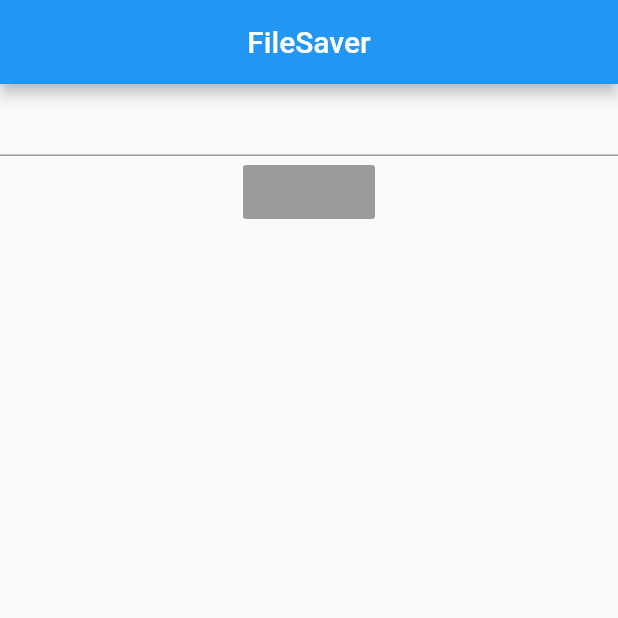
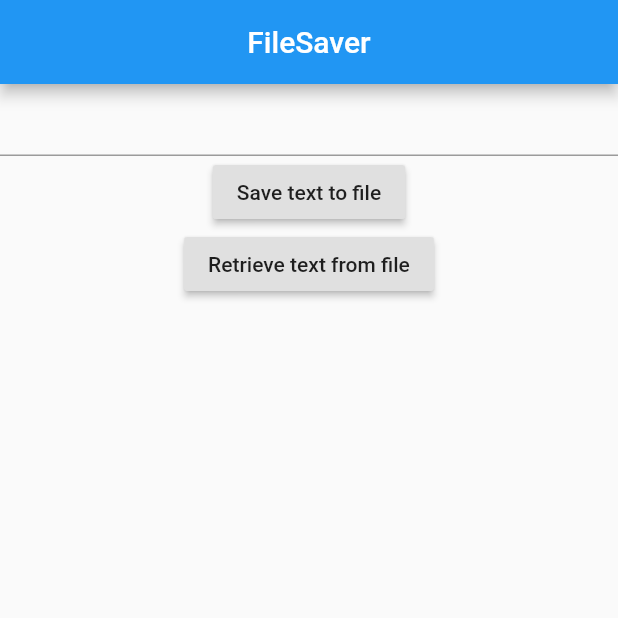
Before and after one commit to MahamedDucale/FileSaver, a Flutter app: the screen it shows after launch, on a phone screen of 412 x 824 dp, the top half of it. Run offline on Flutter 3.47's test engine with Material 2 defaults, Android fonts, the phone set to English and light mode, and no system bars.

Commit message:
Save and read functions completed

```diff
--- a/lib/main.dart
+++ b/lib/main.dart
@@ -1,3 +1,6 @@
+import 'dart:io';
+import 'dart:ui';
+
 import 'package:flutter/material.dart';
 import 'package:path_provider/path_provider.dart';
 
@@ -22,7 +25,7 @@ class MyHomePage extends StatefulWidget {
 }
 
 class _MyHomePageState extends State<MyHomePage> {
-
+ TextEditingController mycontroller = new TextEditingController();
   @override
   Widget build(BuildContext context) {
     return new Scaffold(
@@ -30,12 +33,34 @@ class _MyHomePageState extends State<MyHomePage> {
       body: new Center(
         child: new Column(
           children: <Widget>[
-            new TextField(),
-            new RaisedButton(onPressed:
+            new TextFormField(controller: mycontroller),
+            new RaisedButton(onPressed: saveText
+            ,child:
+            new Text("Save text to file")
+            ),
+            new RaisedButton(onPressed: returnText
+            ,child:
+            new Text("Retrieve text from file")
             )
+
           ]
         )
       )
     );
   }
+  void saveText() async{
+    String path = await getPath();
+    File savedFile = new File(path + '/text.txt');
+    savedFile.writeAsString(mycontroller.text);
+  }
+  void returnText() async{
+    String path = await getPath();
+    File savedFile = new File(path + '/text.txt');
+    String text = await savedFile.readAsString();
+    print(text);
+  }
+  Future<String> getPath()async{
+    String mydir = getApplicationDocumentsDirectory().toString();
+    return mydir;
+  }
 }
```
